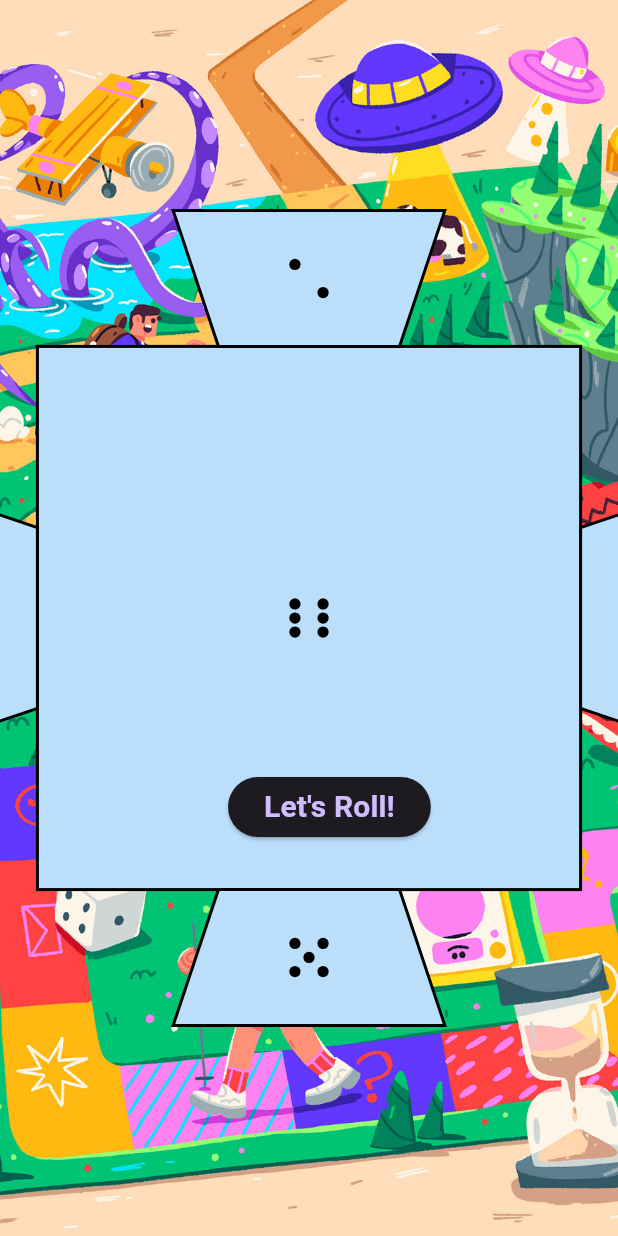
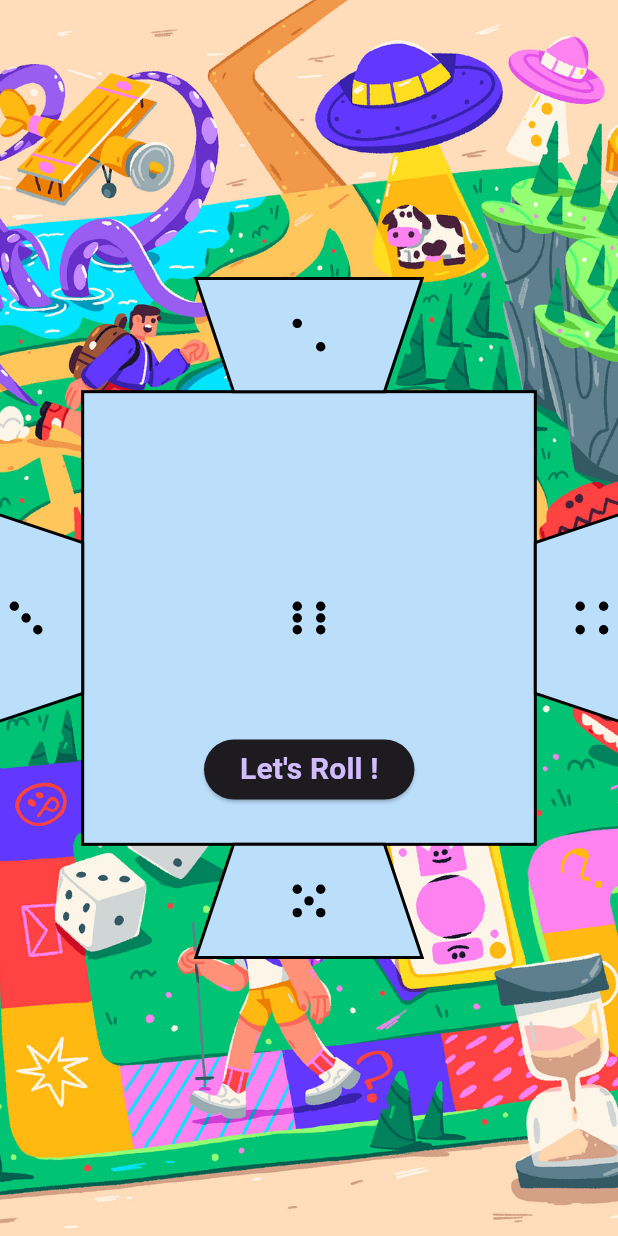
Before and after one commit to IvanGael/dice_game, a Flutter app: the screen it shows after launch, on a phone screen of 412 x 824 dp. Run offline on Flutter 3.47's test engine with Material 3 defaults, Android fonts, the phone set to English and light mode, and no system bars; our stand-ins replace audioplayers, bloc, device_preview, emoji_picker_flutter, equatable, flutter_bloc and 3 more.

Commit message:
refactoring and fix cube home screen for responsivity

```diff
--- a/lib/main.dart
+++ b/lib/main.dart
@@ -7,17 +7,17 @@ import 'package:device_preview/device_preview.dart';
 import 'package:flutter/services.dart';
 import 'package:flutter_bloc/flutter_bloc.dart';
 
-import 'cube_home.dart';
+import 'screens/cube_home.dart';
 import 'provider/dice_config_bloc.dart';
 import 'provider/dice_config_repository.dart';
 
 void main() {
-  // runApp(
-  //     DevicePreview(
-  //       builder: (context) => const MyApp()
-  //     )
-  //   );
-  runApp(const MyApp());
+  runApp(
+      DevicePreview(
+        builder: (context) => const MyApp()
+      )
+    );
+  // runApp(const MyApp());
 }
 
 class MyApp extends StatelessWidget {
@@ -33,32 +33,32 @@ class MyApp extends StatelessWidget {
       )
     );
 
+    return MaterialApp(
+      title: 'Dice Game',
+      useInheritedMediaQuery: true,
+      locale: DevicePreview.locale(context),
+      builder: DevicePreview.appBuilder,
+      theme: ThemeData.dark(
+        useMaterial3: true,
+      ),
+      debugShowCheckedModeBanner: false,
+      home: BlocProvider(
+        create: (context) => DiceConfigBloc(diceConfigRepository: DiceConfigRepository()),
+        child: const CubeHome(),
+      )
+    );
+
     // return MaterialApp(
     //   title: 'Dice Game',
-    //   useInheritedMediaQuery: true,
-    //   locale: DevicePreview.locale(context),
-    //   builder: DevicePreview.appBuilder,
     //   theme: ThemeData.dark(
     //     useMaterial3: true,
     //   ),
     //   debugShowCheckedModeBanner: false,
+    //   // home: const CubeHome(),
     //   home: BlocProvider(
     //     create: (context) => DiceConfigBloc(diceConfigRepository: DiceConfigRepository()),
     //     child: const CubeHome(),
-    //   )
+    //   ),
     // );
-
-    return MaterialApp(
-      title: 'Dice Game',
-      theme: ThemeData.dark(
-        useMaterial3: true,
-      ),
-      debugShowCheckedModeBanner: false,
-      // home: const CubeHome(),
-      home: BlocProvider(
-        create: (context) => DiceConfigBloc(diceConfigRepository: DiceConfigRepository()),
-        child: const CubeHome(),
-      ),
-    );
   }
 }
--- a/lib/provider/dice_config_event.dart
+++ b/lib/provider/dice_config_event.dart
@@ -1,6 +1,6 @@
 import 'package:equatable/equatable.dart';
 
-import '../dice_config.dart';
+import '../models/dice_config.dart';
 
 abstract class DiceConfigEvent extends Equatable {
   const DiceConfigEvent();
--- a/lib/provider/dice_config_repository.dart
+++ b/lib/provider/dice_config_repository.dart
@@ -1,4 +1,4 @@
-import '../dice_config.dart';
+import '../models/dice_config.dart';
 
 class DiceConfigRepository {
   final Map<String, DiceConfig> _diceConfigs = {};
--- a/lib/provider/dice_config_state.dart
+++ b/lib/provider/dice_config_state.dart
@@ -1,6 +1,6 @@
 import 'package:equatable/equatable.dart';
 
-import '../dice_config.dart';
+import '../models/dice_config.dart';
 
 
 abstract class DiceConfigState extends Equatable {
--- a/lib/cube_home.dart
+++ b/lib/screens/cube_home.dart
@@ -4,12 +4,26 @@ import 'package:flutter/material.dart';
 import 'dart:math' as math;
 import 'package:vector_math/vector_math_64.dart' as vector;
 
-
-import 'constants.dart';
+import '../constants.dart';
+import '../widgets/responsive_layout.dart';
 import 'dice_game_board.dart';
 
 class CubeHome extends StatelessWidget {
   const CubeHome({super.key});
+
+  @override
+  Widget build(BuildContext context) {
+    return const ResponsiveLayout(
+      mobileBody: CubeHomeMobile(),
+      tabletBody: CubeHomeTablet(),
+      desktopBody: CubeHomeDesktop(),
+    );
+  }
+}
+
+// Mobile Layout
+class CubeHomeMobile extends StatelessWidget {
+  const CubeHomeMobile({super.key});
 
   @override
   Widget build(BuildContext context) {
@@ -23,7 +37,53 @@ class CubeHome extends StatelessWidget {
             height: double.infinity,
             width: double.infinity,
           ),
-          const Center(child: CubeHomeWidget())
+          const Center(child: CubeHomeWidget(size: 250))
+        ],
+      ),
+    );
+  }
+}
+
+// Tablet Layout
+class CubeHomeTablet extends StatelessWidget {
+  const CubeHomeTablet({super.key});
+
+  @override
+  Widget build(BuildContext context) {
+    return Scaffold(
+      body: Stack(
+        fit: StackFit.expand,
+        children: [
+          Image.asset(
+            'assets/cbh2.jpg',
+            fit: BoxFit.cover,
+            height: double.infinity,
+            width: double.infinity,
+          ),
+          const Center(child: CubeHomeWidget(size: 300))
+        ],
+      ),
+    );
+  }
+}
+
+// Desktop Layout
+class CubeHomeDesktop extends StatelessWidget {
+  const CubeHomeDesktop({super.key});
+
+  @override
+  Widget build(BuildContext context) {
+    return Scaffold(
+      body: Stack(
+        fit: StackFit.expand,
+        children: [
+          Image.asset(
+            'assets/cbh2.jpg',
+            fit: BoxFit.cover,
+            height: double.infinity,
+            width: double.infinity,
+          ),
+          const Center(child: CubeHomeWidget(size: 350))
         ],
       ),
     );
@@ -31,7 +91,9 @@ class CubeHome extends StatelessWidget {
 }
 
 class CubeHomeWidget extends StatefulWidget {
-  const CubeHomeWidget({super.key});
+  final double size;
+
+  const CubeHomeWidget({super.key, required this.size});
 
   @override
   _CubeHomeWidgetState createState() => _CubeHomeWidgetState();
@@ -43,7 +105,6 @@ class _CubeHomeWidgetState extends State<CubeHomeWidget>
   late Animation<double> _opacityAnimation;
   late Animation<Offset> _positionAnimation;
   double _animationProgress = 0.0;
-
 
   @override
   void initState() {
@@ -92,7 +153,7 @@ class _CubeHomeWidgetState extends State<CubeHomeWidget>
       children: [
         CustomPaint(
           painter: CubeHomePainter(_animationProgress),
-          size: const Size(300, 300),
+          size: Size(widget.size, widget.size),
         ),
 
         // Animated Positioned Button
@@ -101,7 +162,7 @@ class _CubeHomeWidgetState extends State<CubeHomeWidget>
           builder: (context, child) {
             return Positioned(
               bottom: _positionAnimation.value.dy * MediaQuery.of(context).size.height,
-              left: MediaQuery.of(context).size.width / 2 - 110, // Center the button horizontally
+              left: widget.size / 2 - 70, // Center the button horizontally
               child: Opacity(
                 opacity: _opacityAnimation.value,
                 child: ElevatedButton(
@@ -113,7 +174,7 @@ class _CubeHomeWidgetState extends State<CubeHomeWidget>
                       ),
                     );
                   },
-                  child: const Text("Let's Roll!", style: TextStyle(fontSize: 20, fontWeight: FontWeight.bold),)
+                  child: const Text("Let's Roll !", style: TextStyle(fontSize: 20, fontWeight: FontWeight.bold),)
                 ),
               ),
             );
@@ -123,6 +184,7 @@ class _CubeHomeWidgetState extends State<CubeHomeWidget>
     );
   }
 }
+
 
 // class CubeHomeWidget extends StatefulWidget {
 //   const CubeHomeWidget({super.key});
--- a/lib/dice_faces_customization.dart
+++ b/lib/screens/dice_faces_customization.dart
@@ -1,9 +1,9 @@
 // ignore_for_file: library_private_types_in_public_api
 
 import 'package:flutter/material.dart';
-import 'constants.dart';
-import 'cube_to_die_widget.dart';
-import 'dice_config.dart';
+import '../constants.dart';
+import '../widgets/cube_to_die_widget.dart';
+import '../models/dice_config.dart';
 
 import 'package:emoji_picker_flutter/emoji_picker_flutter.dart';
 import 'package:flutter/foundation.dart' as foundation;
--- /dev/null
+++ b/lib/widgets/responsive_layout.dart
@@ -0,0 +1,29 @@
+import 'package:flutter/material.dart';
+
+class ResponsiveLayout extends StatelessWidget {
+  final Widget mobileBody;
+  final Widget tabletBody;
+  final Widget desktopBody;
+
+  const ResponsiveLayout({
+    super.key,
+    required this.mobileBody,
+    required this.tabletBody,
+    required this.desktopBody,
+  });
+
+  @override
+  Widget build(BuildContext context) {
+    return LayoutBuilder(
+      builder: (context, constraints) {
+        if (constraints.maxWidth < 600) {
+          return mobileBody;
+        } else if (constraints.maxWidth < 1100) {
+          return tabletBody;
+        } else {
+          return desktopBody;
+        }
+      },
+    );
+  }
+}
```
Also changed, not shown: lib/screens/dice_game_board.dart (renamed from lib/dice_game_board.dart, +9 -9 lines), lib/models/dice_config.dart (renamed from lib/dice_config.dart), lib/widgets/cube_to_die_widget.dart (renamed from lib/cube_to_die_widget.dart), lib/widgets/custom_search_delegate.dart (renamed from lib/custom_search_delegate.dart).
